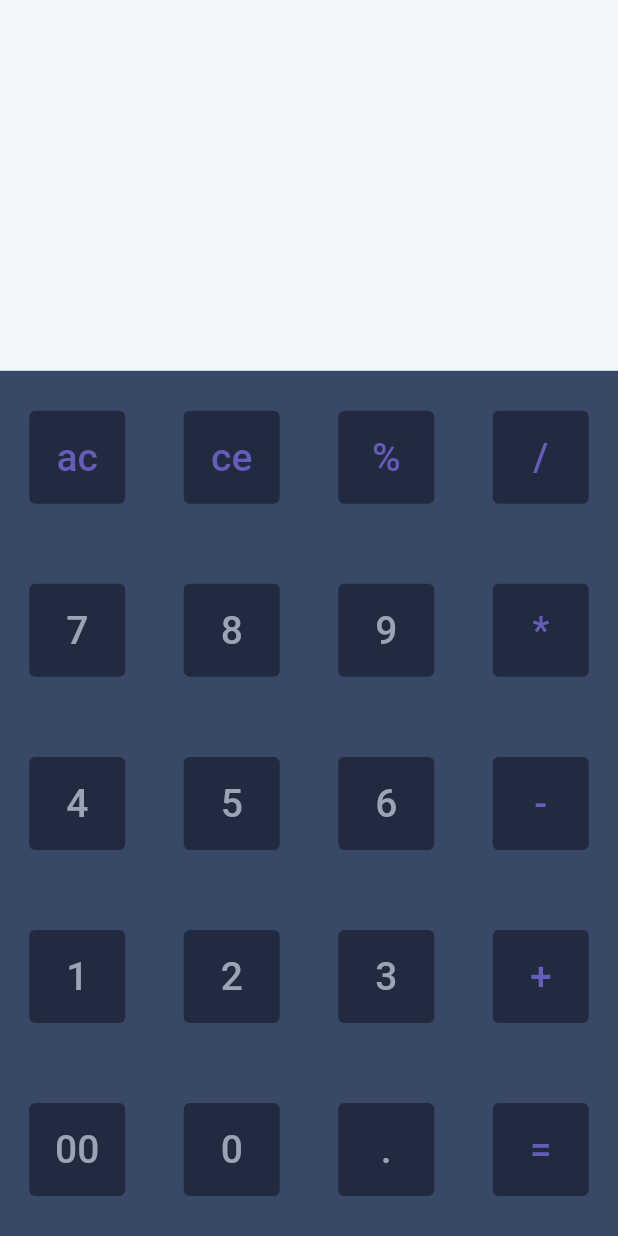
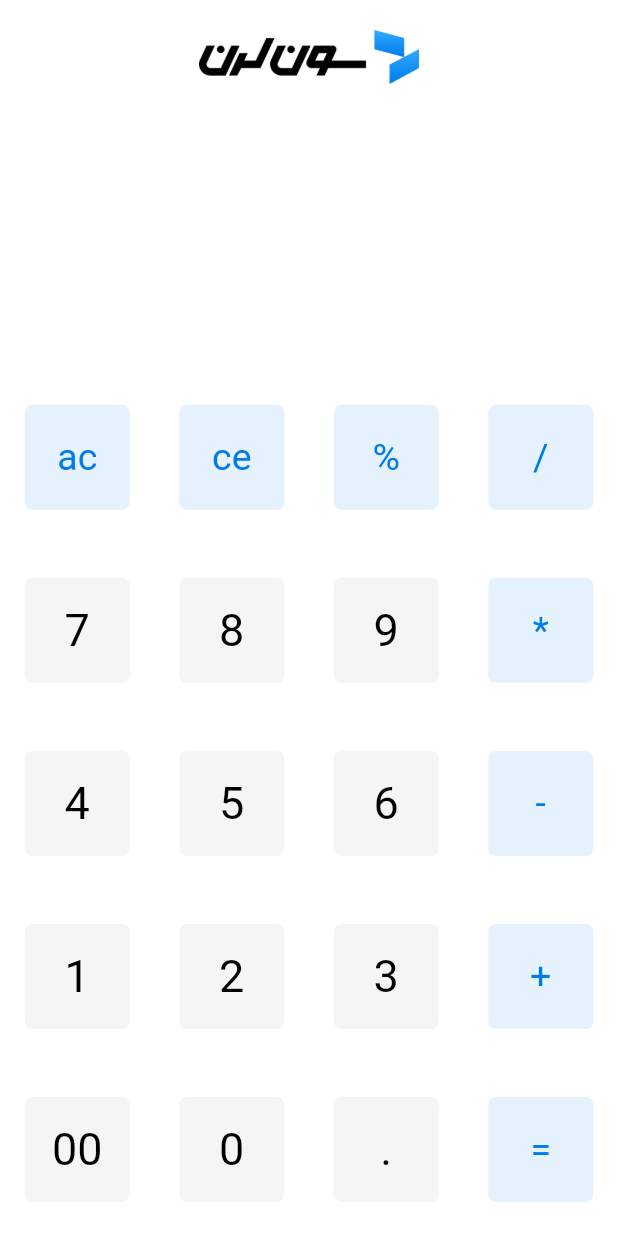
Before and after one commit to amirahmadadibi/7learnCalc, a Flutter app: the screen it shows after launch, on a phone screen of 412 x 824 dp. Run offline on Flutter 3.47's test engine with Material 2 defaults, Android fonts, the phone set to English and light mode, and no system bars; our stand-ins replace math_expressions.

Commit message:
rediesign application

```diff
--- a/lib/main.dart
+++ b/lib/main.dart
@@ -52,6 +52,7 @@ class _MyAppState extends State<MyApp> {
   @override
   Widget build(BuildContext context) {
     return MaterialApp(
+      debugShowCheckedModeBanner: false,
       home: Scaffold(
         body: SafeArea(
           child: Column(
@@ -61,19 +62,30 @@ class _MyAppState extends State<MyApp> {
                 child: Container(
                   width: double.infinity,
                   padding: EdgeInsets.all(20),
-                  color: Color(0xffF1F6F9),
+                  color: Color(0xffffffff),
                   child: Column(
-                    mainAxisAlignment: MainAxisAlignment.spaceBetween,
-                    crossAxisAlignment: CrossAxisAlignment.start,
+                    crossAxisAlignment: CrossAxisAlignment.end,
+                    mainAxisAlignment: MainAxisAlignment.end,
                     children: [
+                      Center(
+                        child: SizedBox(
+                            height: 36,
+                            width: 148,
+                            child: Image.asset('assets/images/logo.png')),
+                      ),
+                      Spacer(),
                       Text(
                         input,
-                        style: TextStyle(fontSize: 30),
+                        style:
+                            TextStyle(fontSize: 30, color: Color(0xffAAB0BD)),
+                      ),
+                      const SizedBox(
+                        height: 12,
                       ),
                       Text(
                         result,
                         style:
-                            TextStyle(fontSize: 40, color: Color(0xff655DBB)),
+                            TextStyle(fontSize: 50, color: Color(0xff000000)),
                       )
                     ],
                   ),
@@ -82,7 +94,7 @@ class _MyAppState extends State<MyApp> {
               Expanded(
                 flex: 7,
                 child: Container(
-                    color: Color(0xff394867),
+                    color: Color(0xffffffff),
                     child: Column(
                       mainAxisAlignment: MainAxisAlignment.spaceAround,
                       children: [
@@ -119,55 +131,83 @@ class KeyboardRow extends StatelessWidget {
     return Row(
       mainAxisAlignment: MainAxisAlignment.spaceAround,
       children: [
-        TextButton(
-          onPressed: () {
+        GestureDetector(
+          onTap: () {
             negahban(text1);
           },
-          style: TextButton.styleFrom(backgroundColor: buttonBackground),
-          child: Padding(
-            padding: const EdgeInsets.all(8.0),
+          child: Container(
+            width: 70,
+            height: 70,
+            decoration: BoxDecoration(
+                color: getBackgroundColor(text1),
+                borderRadius: BorderRadius.circular(5)),
+            child: Center(
               child: Text(
                 text1,
-              style: TextStyle(fontSize: 26, color: getLableColor(text1)),
+                style: TextStyle(
+                    fontSize: getLableActionSize(text1),
+                    color: getLableColor(text1)),
               ),
             ),
           ),
-        TextButton(
-          onPressed: () {
+        ),
+        GestureDetector(
+          onTap: () {
             negahban(text2);
           },
-          style: TextButton.styleFrom(backgroundColor: buttonBackground),
-          child: Padding(
-            padding: const EdgeInsets.all(8.0),
+          child: Container(
+            width: 70,
+            height: 70,
+            decoration: BoxDecoration(
+                color: getBackgroundColor(text2),
+                borderRadius: BorderRadius.circular(5)),
+            child: Center(
               child: Text(
                 text2,
-              style: TextStyle(fontSize: 26, color: getLableColor(text2)),
+                style: TextStyle(
+                    fontSize: getLableActionSize(text2),
+                    color: getLableColor(text2)),
               ),
             ),
           ),
-        TextButton(
-          onPressed: () {
+        ),
+        GestureDetector(
+          onTap: () {
             negahban(text3);
           },
-          style: TextButton.styleFrom(backgroundColor: buttonBackground),
-          child: Padding(
-            padding: const EdgeInsets.all(8.0),
+          child: Container(
+            width: 70,
+            height: 70,
+            decoration: BoxDecoration(
+                color: getBackgroundColor(text3),
+                borderRadius: BorderRadius.circular(5)),
+            child: Center(
               child: Text(
                 text3,
-              style: TextStyle(fontSize: 26, color: getLableColor(text3)),
+                style: TextStyle(
+                    fontSize: getLableActionSize(text3),
+                    color: getLableColor(text3)),
               ),
             ),
           ),
-        TextButton(
-          onPressed: () {
+        ),
+        GestureDetector(
+          onTap: () {
             negahban(text4);
           },
-          style: TextButton.styleFrom(backgroundColor: buttonBackground),
-          child: Padding(
-            padding: const EdgeInsets.all(8.0),
+          child: Container(
+            width: 70,
+            height: 70,
+            decoration: BoxDecoration(
+                color: getBackgroundColor(text4),
+                borderRadius: BorderRadius.circular(5)),
+            child: Center(
               child: Text(
                 text4,
-              style: TextStyle(fontSize: 26, color: getLableColor(text4)),
+                style: TextStyle(
+                    fontSize: getLableActionSize(text4),
+                    color: getLableColor(text4)),
+              ),
             ),
           ),
         ),
@@ -187,9 +227,25 @@ class KeyboardRow extends StatelessWidget {
 
   Color getLableColor(String text) {
     if (isCharAFunction(text)) {
-      return Color(0xff655DBB);
+      return Color(0xff007BEC);
     } else {
-      return Color(0xff9BA4B5);
+      return Color(0xff000000);
+    }
+  }
+
+  double getLableActionSize(String text) {
+    if (isCharAFunction(text)) {
+      return 25;
+    } else {
+      return 30;
+    }
+  }
+
+  Color getBackgroundColor(String text) {
+    if (isCharAFunction(text)) {
+      return Color(0xff1A007BEC);
+    } else {
+      return Color(0xffF5F5F5);
     }
   }
 }
--- a/pubspec.yaml
+++ b/pubspec.yaml
@@ -60,8 +60,8 @@ flutter:
   uses-material-design: true
 
   # To add assets to your application, add an assets section, like this:
-  # assets:
-  #   - images/a_dot_burr.jpeg
+  assets:
+    - assets/images/
   #   - images/a_dot_ham.jpeg
 
   # An image asset can refer to one or more resolution-specific "variants", see
```
Also changed, not shown: assets/images/logo.png (added), pubspec.lock, 1 other file. Lines whose indentation alone changed are shown as unchanged.
